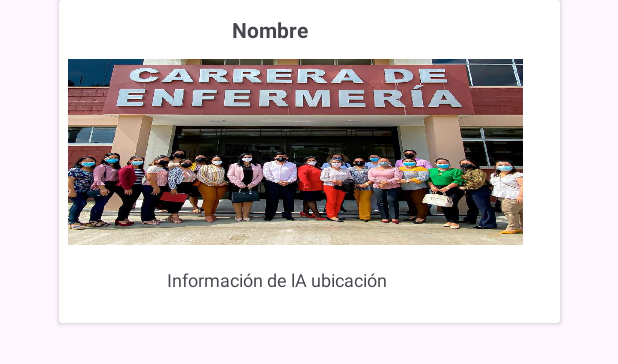
After one commit to OlgerCaiza/GoogleMaps_UTEQ, an Android app: the layout info.xml on its own in the app's theme, with its tools: preview values and no code run, on a phone screen of 412 x 824 dp. The commit adds this screen. Shown: the top 364 px of the screen. Run offline under Robolectric (Android 15) with nearby library versions, the phone set to English and light mode, and no system bars.

Commit message:
Actualización

```diff
--- /dev/null
+++ b/app/src/main/res/layout/info.xml
@@ -0,0 +1,60 @@
+<?xml version="1.0" encoding="utf-8"?>
+<androidx.constraintlayout.widget.ConstraintLayout
+    xmlns:android="http://schemas.android.com/apk/res/android"
+    xmlns:app="http://schemas.android.com/apk/res-auto"
+    xmlns:tools="http://schemas.android.com/tools"
+    android:layout_width="match_parent"
+    android:layout_height="match_parent">
+
+    <androidx.cardview.widget.CardView
+        android:layout_width="334dp"
+        android:layout_height="215dp"
+        app:cardBackgroundColor="#FFFFFF"
+        app:layout_constraintEnd_toEndOf="parent"
+        app:layout_constraintStart_toStartOf="parent"
+        app:layout_constraintTop_toTopOf="parent">
+
+        <androidx.constraintlayout.widget.ConstraintLayout
+            android:layout_width="match_parent"
+            android:layout_height="match_parent">
+
+            <ImageView
+                android:id="@+id/fcauteq"
+                android:layout_width="303dp"
+                android:layout_height="124dp"
+                android:layout_marginTop="10dp"
+                android:foreground="@drawable/efermeria"
+                app:layout_constraintEnd_toEndOf="parent"
+                app:layout_constraintHorizontal_bias="0.193"
+                app:layout_constraintStart_toStartOf="parent"
+                app:layout_constraintTop_toBottomOf="@+id/facult"
+                tools:srcCompat="@drawable/uteq" />
+
+            <TextView
+                android:id="@+id/facult"
+                android:layout_width="wrap_content"
+                android:layout_height="wrap_content"
+                android:layout_marginTop="10dp"
+                android:text="Nombre"
+                android:textSize="14sp"
+                android:textStyle="bold"
+                app:layout_constraintEnd_toEndOf="parent"
+                app:layout_constraintHorizontal_bias="0.406"
+                app:layout_constraintStart_toStartOf="parent"
+                app:layout_constraintTop_toTopOf="parent" />
+
+            <TextView
+                android:id="@+id/detalle"
+                android:layout_width="wrap_content"
+                android:layout_height="wrap_content"
+                android:layout_marginStart="72dp"
+                android:layout_marginTop="10dp"
+                android:layout_marginBottom="16dp"
+                android:text="Información de lA ubicación"
+                android:textSize="12sp"
+                app:layout_constraintBottom_toBottomOf="parent"
+                app:layout_constraintStart_toStartOf="parent"
+                app:layout_constraintTop_toBottomOf="@+id/fcauteq" />
+        </androidx.constraintlayout.widget.ConstraintLayout>
+    </androidx.cardview.widget.CardView>
+</androidx.constraintlayout.widget.ConstraintLayout>
```
Also changed, not shown: app/src/main/java/com/example/googlemapsit_20242/MainActivity.java (+86 -46 lines), app/src/main/res/drawable/centromedico.jpeg (added), app/src/main/res/drawable/efermeria.jpeg (added), app/src/main/res/drawable/fingenieria.jpg (added), app/src/main/res/drawable/img.png (deleted), app/src/main/res/drawable/uteq.jpg (added), 1 other file.
